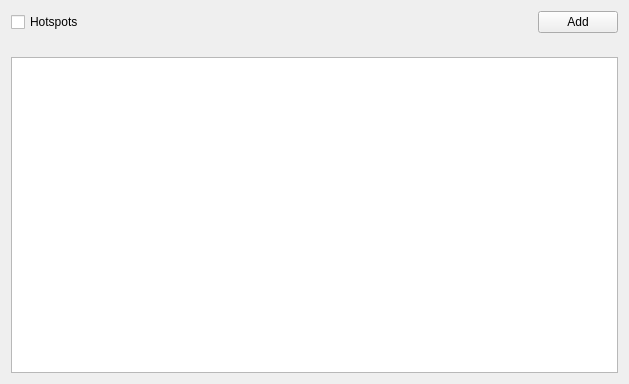
This is vms/client/nx_vms_client_desktop/src/nx/vms/client/desktop/resource_properties/camera/widgets/camera_hotspots_settings_widget.ui in networkoptix/nx_open as Qt 5 draws it before an edit. The edited form follows.
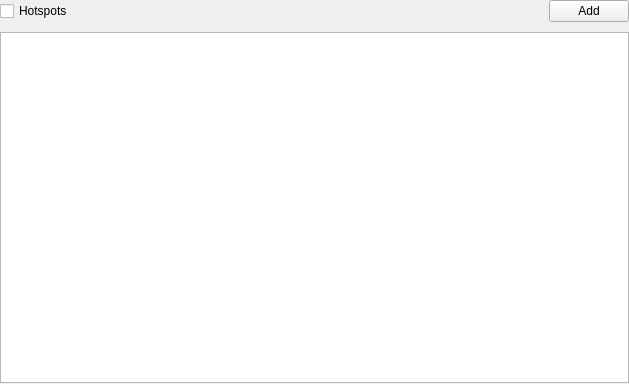
This is the edited form. Custom widgets are drawn as their Qt base class.

Commit message: VMS-51694: Add warning about ptz capabilities in hotspots settings

Patch:
```diff
--- a/vms/client/nx_vms_client_desktop/src/nx/vms/client/desktop/resource_properties/camera/widgets/camera_hotspots_settings_widget.ui
+++ b/vms/client/nx_vms_client_desktop/src/nx/vms/client/desktop/resource_properties/camera/widgets/camera_hotspots_settings_widget.ui
@@ -12,8 +12,22 @@
   </property>
   <layout class="QVBoxLayout" name="widgetLayout">
    <property name="spacing">
-    <number>8</number>
+    <number>1</number>
    </property>
+   <property name="leftMargin">
+    <number>0</number>
+   </property>
+   <property name="topMargin">
+    <number>0</number>
+   </property>
+   <property name="rightMargin">
+    <number>0</number>
+   </property>
+   <property name="bottomMargin">
+    <number>0</number>
+   </property>
+   <item>
+    <layout class="QVBoxLayout" name="contentLayout">
    <item>
     <layout class="QHBoxLayout" name="addHotspotButtonHorizontalLayout">
      <item>
@@ -81,8 +95,19 @@
     </widget>
    </item>
   </layout>
+   </item>
+   <item>
+    <widget class="nx::vms::client::desktop::CommonMessageBar" name="alertBar" native="true"/>
+   </item>
+  </layout>
  </widget>
  <customwidgets>
+  <customwidget>
+   <class>nx::vms::client::desktop::CommonMessageBar</class>
+   <extends>QWidget</extends>
+   <header location="global">nx/vms/client/desktop/common/widgets/message_bar.h</header>
+   <container>1</container>
+  </customwidget>
   <customwidget>
    <class>nx::vms::client::desktop::CameraHotspotsEditorWidget</class>
    <extends>QWidget</extends>
```
Lines whose indentation alone changed are shown as unchanged. The commit also changes 1 other file.
